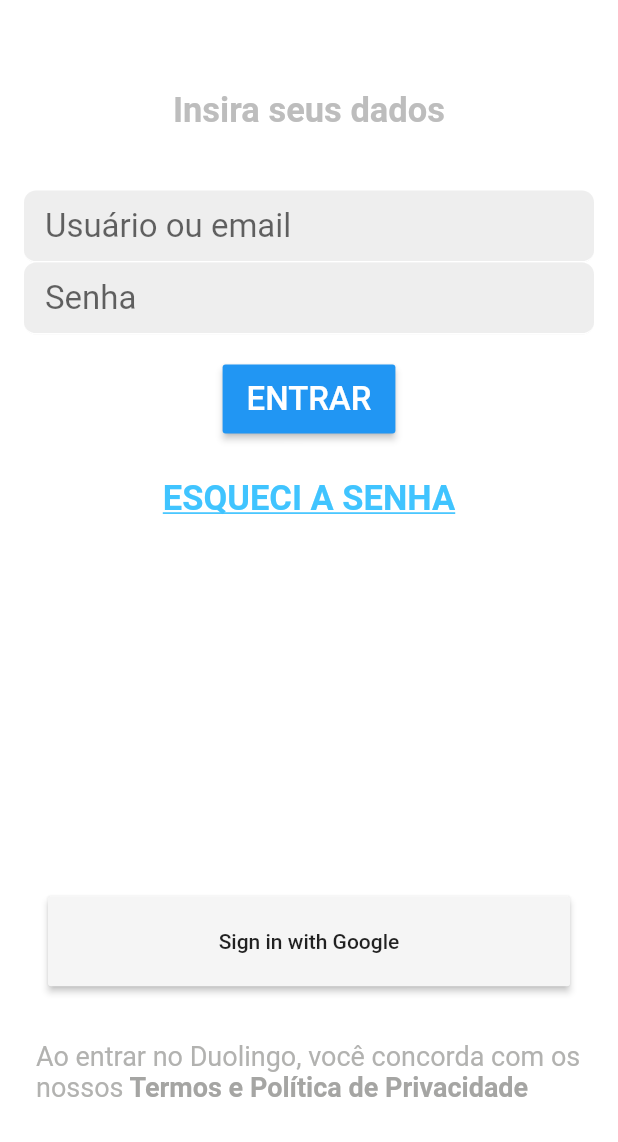
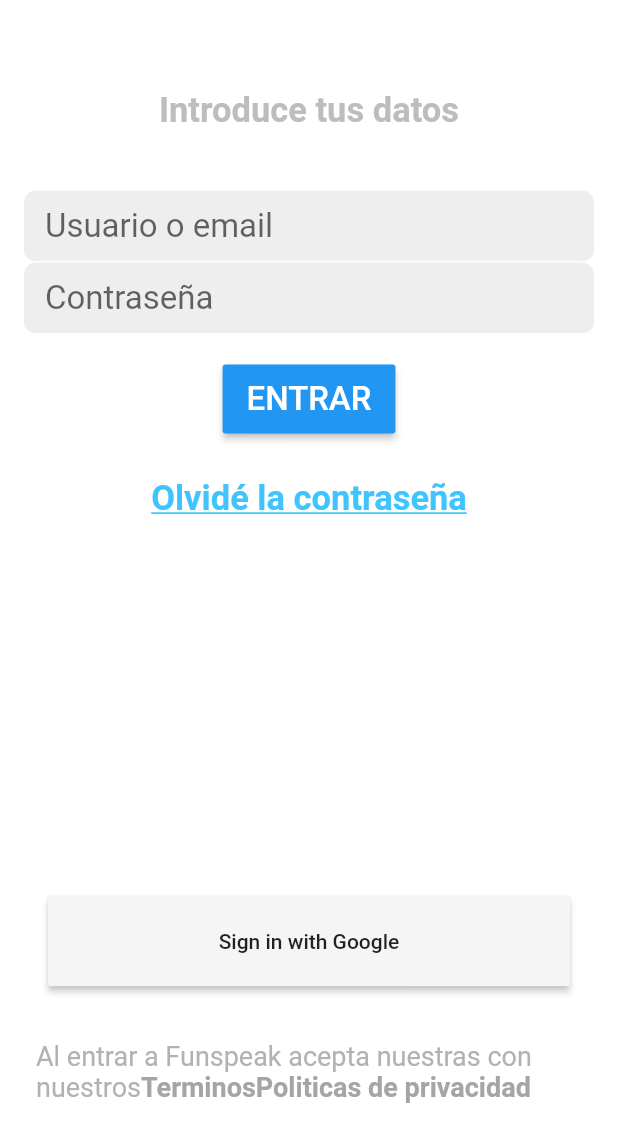
Before and after one commit to 009Benny/AppEnglish, a Flutter app: the LoginPage screen opened directly, on a phone screen of 412 x 824 dp. Shown: the top 1142 px of the screen. Run offline on Flutter 3.47's test engine with Material 2 defaults, Android fonts, the phone set to English and light mode, and no system bars; our stand-ins replace firebase_auth, google_sign_in, shared_preferences; accounts and stored records are empty.

Commit message:
se corrige idioma, se fuerza home

```diff
--- a/lib/src/home/login/login_page.dart
+++ b/lib/src/home/login/login_page.dart
@@ -42,7 +42,7 @@ class _LoginPageState extends State<LoginPage> {
                 child: Column(
                   children: <Widget>[
                     Text(
-                      "Insira seus dados",
+                      "Introduce tus datos",
                       style: TextStyle(
                           color: Colors.grey.shade400,
                           fontSize: 23,
@@ -53,12 +53,12 @@ class _LoginPageState extends State<LoginPage> {
                     ),
                     LoginTextField(
                       context,
-                      "Usuário ou email",
+                      "Usuario o email",
                       controller: _controllerLogin,
                     ),
                     LoginTextField(
                       context,
-                      "Senha",
+                      "Contraseña",
                       controller: _controllerPassword,
                       obscure: true,
                     ),
@@ -78,7 +78,7 @@ class _LoginPageState extends State<LoginPage> {
                     InkWell(
                       onTap: () {},
                       child: Text(
-                        "ESQUECI A SENHA",
+                        "Olvidé la contraseña",
                         style: TextStyle(
                           color: Colors.lightBlueAccent,
                           fontSize: 23,
@@ -103,19 +103,19 @@ class _LoginPageState extends State<LoginPage> {
                       child: const Text.rich(
                         TextSpan(
                           text:
-                          "Ao entrar no Duolingo, você concorda com os nossos",
+                          "Al entrar a Funspeak acepta nuestras con nuestros",
                           style: TextStyle(
                             fontSize: 18,
                             color: Color(0xFFb2b2b0),
                           ),
                           children: <TextSpan>[
                             TextSpan(
-                                text: " Termos e ",
+                                text: "Terminos",
                                 style: TextStyle(
                                     color: Color(0xFFa5a5a3),
                                     fontWeight: FontWeight.bold)),
                             TextSpan(
-                                text: "Política de Privacidade",
+                                text: "Politicas de privacidad",
                                 style: TextStyle(
                                     color: Color(0xFFa5a5a3),
                                     fontWeight: FontWeight.bold)),
```
Also changed, not shown: lib/src/home/login/welcome_screen.dart (+9 -5 lines), lib/src/home/main_screen/home_screen.dart (+5 -5 lines), assets/images/logo-with-duo.png.
